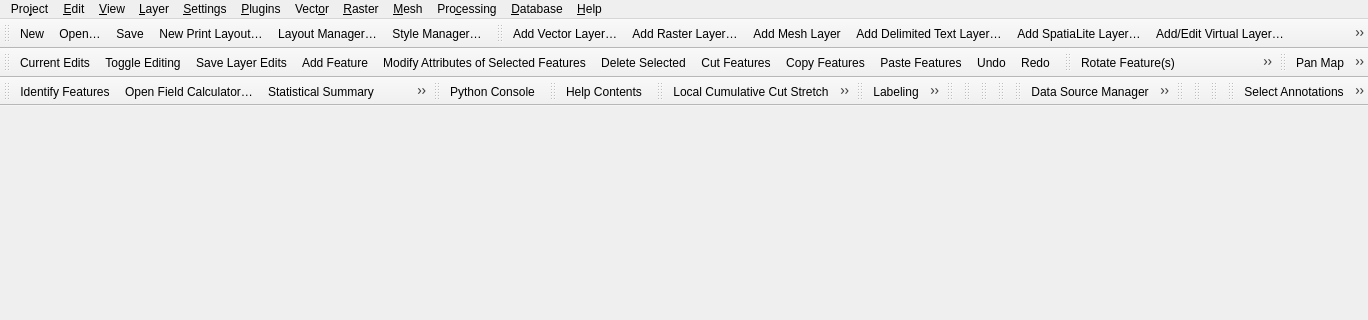
Qt form src/ui/qgisapp.ui (qgis/QGIS) before a commit; both pictures show x 0 to 1368 and y 0 to 320 of the 1368 by 506 pixel window.
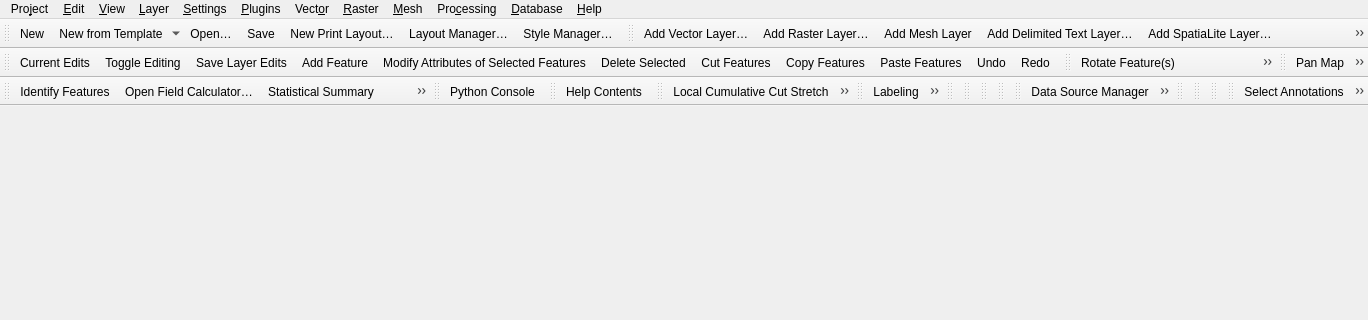
The same form after that commit. Icons and pictures are not drawn.

Commit message: Handle multi-directories for project templates (#67476)

```diff
--- a/src/ui/qgisapp.ui
+++ b/src/ui/qgisapp.ui
@@ -472,6 +472,7 @@
     <bool>false</bool>
    </attribute>
    <addaction name="mActionNewProject"/>
+   <addaction name="mProjectFromTemplateMenu"/>
    <addaction name="mActionOpenProject"/>
    <addaction name="mActionSaveProject"/>
    <addaction name="mActionNewPrintLayout"/>
```
Left out of the diff: 4 changed lines with no effect on the pictures. The commit also changes 18 other files.
